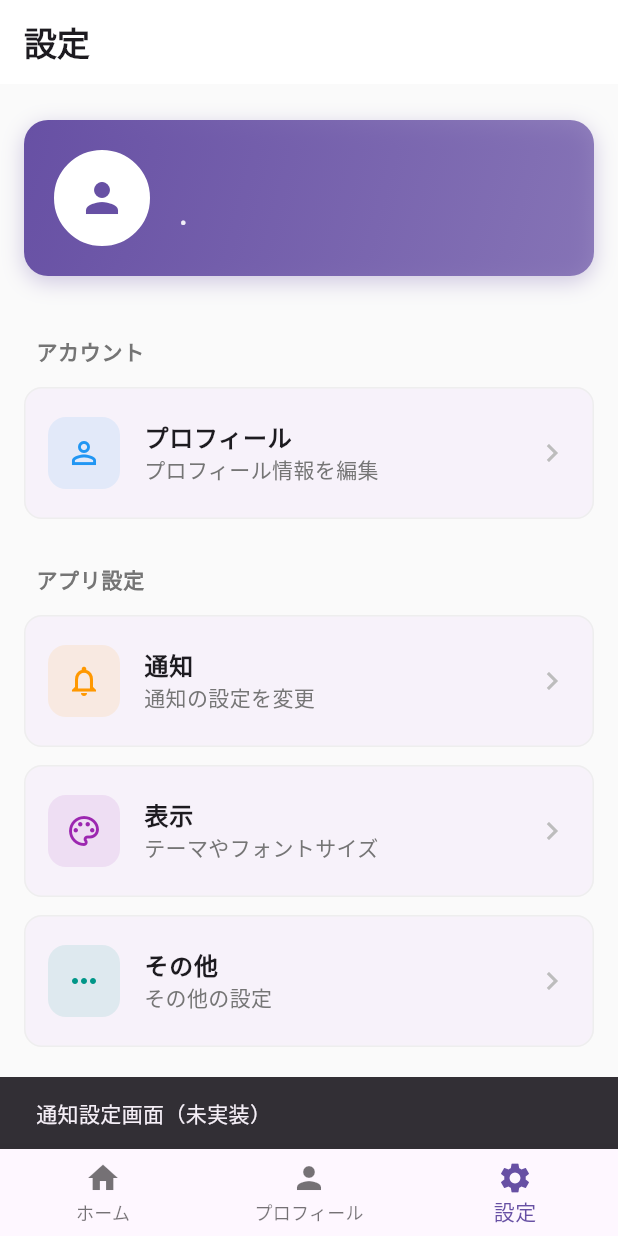
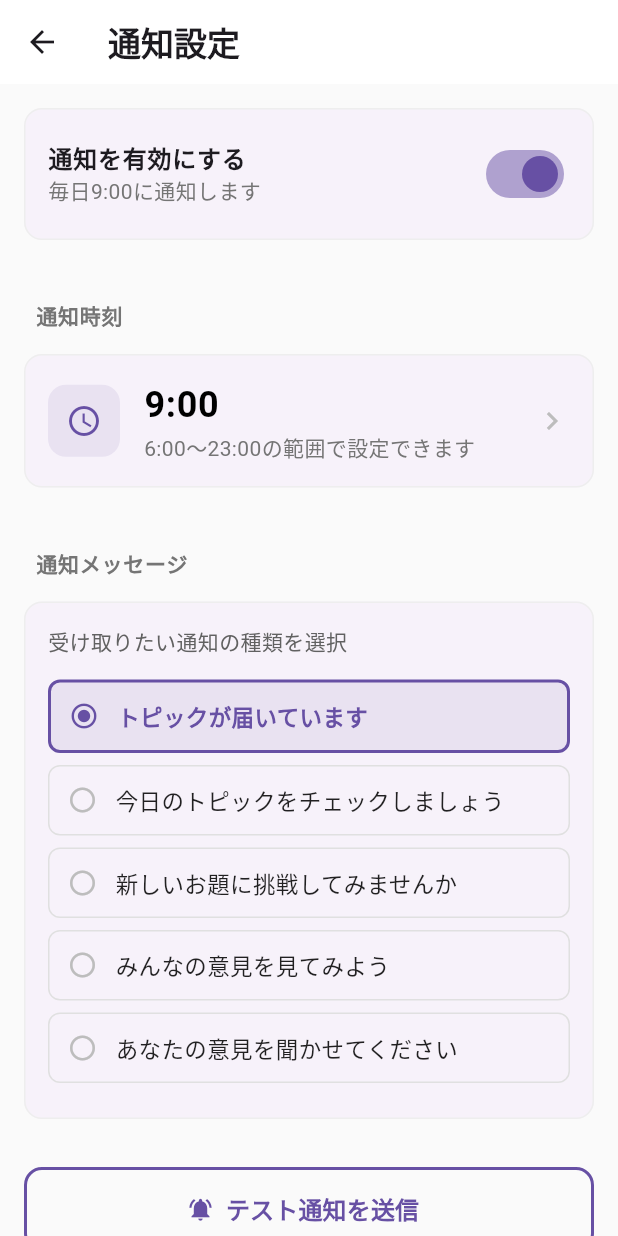
Before and after one commit to oto1720/2025_tyarekyara, a Flutter app: the SettingsScreen screen opened by its route, after a tap on "通知", on a phone screen of 412 x 824 dp. Run offline on Flutter 3.47's test engine with Material 3 defaults, Android fonts, the phone set to English and light mode, and no system bars; our stand-ins replace cloud_firestore, firebase_auth, firebase_core, firebase_storage, flutter_local_notifications, flutter_riverpod and 6 more; accounts and stored records are empty.

Commit message:
[feat]通知設定を作成 #37

```diff
--- a/lib/core/route/app_router.dart
+++ b/lib/core/route/app_router.dart
@@ -7,6 +7,7 @@ import 'package:tyarekyara/feature/auth/presentaion/pages/login.dart';
 import 'package:tyarekyara/feature/auth/presentaion/pages/signup_page.dart';
 import 'package:tyarekyara/feature/auth/presentaion/pages/profile_setup_page.dart';
 import 'package:tyarekyara/feature/guide/presentaion/pages/tutorial_page.dart';
+import 'package:tyarekyara/feature/settings/presentation/pages/notice_screen.dart';
 
 // ルーティング設定
 // 新しい画面を追加する場合：
@@ -39,6 +40,12 @@ final GoRouter router = GoRouter(
       path: '/tutorial',
       pageBuilder: (context, state) => const NoTransitionPage(
         child: TutorialPage(),
+      ),
+    ),
+    GoRoute(
+      path: '/notice',
+      pageBuilder: (context, state) => const NoTransitionPage(
+        child: NoticeScreen(),
       ),
     ),
     // メインアプリ（BottomNavigation あり）
--- /dev/null
+++ b/lib/feature/settings/models/notification_settings.dart
@@ -0,0 +1,28 @@
+import 'package:freezed_annotation/freezed_annotation.dart';
+
+part 'notification_settings.freezed.dart';
+part 'notification_settings.g.dart';
+
+@freezed
+class NotificationSettings with _$NotificationSettings {
+  const factory NotificationSettings({
+    @Default(true) bool isEnabled,
+    @Default(9) int hour,
+    @Default(0) int minute,
+    @Default('トピックが届いています') String message,
+  }) = _NotificationSettings;
+
+  factory NotificationSettings.fromJson(Map<String, dynamic> json) =>
+      _$NotificationSettingsFromJson(json);
+}
+
+/// 通知メッセージのプリセット
+class NotificationMessages {
+  static const List<String> messages = [
+    'トピックが届いています',
+    '今日のトピックをチェックしましょう',
+    '新しいお題に挑戦してみませんか',
+    'みんなの意見を見てみよう',
+    'あなたの意見を聞かせてください',
+  ];
+}
--- /dev/null
+++ b/lib/feature/settings/presentation/pages/notice_screen.dart
@@ -0,0 +1,388 @@
+import 'package:flutter/material.dart';
+import 'package:flutter_riverpod/flutter_riverpod.dart';
+import '../../models/notification_settings.dart';
+import '../../providers/notification_provider.dart';
+
+class NoticeScreen extends ConsumerWidget {
+  const NoticeScreen({super.key});
+
+  Future<void> _selectTime(
+    BuildContext context,
+    WidgetRef ref,
+    int currentHour,
+    int currentMinute,
+  ) async {
+    final TimeOfDay? picked = await showTimePicker(
+      context: context,
+      initialTime: TimeOfDay(hour: currentHour, minute: currentMinute),
+      builder: (context, child) {
+        return MediaQuery(
+          data: MediaQuery.of(context).copyWith(alwaysUse24HourFormat: true),
+          child: child!,
+        );
+      },
+      initialEntryMode: TimePickerEntryMode.input,
+      helpText: '通知時刻を選択',
+      hourLabelText: '時',
+      minuteLabelText: '分',
+    );
+
+    if (picked != null) {
+      // 6:00-23:00の範囲内かチェック
+      if (picked.hour >= 6 && picked.hour <= 23) {
+        await ref
+            .read(notificationSettingsProvider.notifier)
+            .updateTime(picked.hour, picked.minute);
+      } else {
+        if (context.mounted) {
+          ScaffoldMessenger.of(context).showSnackBar(
+            const SnackBar(
+              content: Text('通知時刻は6:00〜23:00の範囲で設定してください'),
+              backgroundColor: Colors.orange,
+            ),
+          );
+        }
+      }
+    }
+  }
+
+  @override
+  Widget build(BuildContext context, WidgetRef ref) {
+    final settings = ref.watch(notificationSettingsProvider);
+
+    return Scaffold(
+      backgroundColor: Colors.grey[50],
+      appBar: AppBar(
+        title: const Text(
+          '通知設定',
+          style: TextStyle(
+            fontWeight: FontWeight.bold,
+          ),
+        ),
+        backgroundColor: Colors.white,
+        elevation: 0,
+        centerTitle: false,
+      ),
+      body: SafeArea(
+        child: SingleChildScrollView(
+          child: Column(
+            crossAxisAlignment: CrossAxisAlignment.start,
+            children: [
+              const SizedBox(height: 8),
+
+              // 通知ON/OFF
+              Card(
+                margin: const EdgeInsets.symmetric(horizontal: 16, vertical: 8),
+                elevation: 0,
+                shape: RoundedRectangleBorder(
+                  borderRadius: BorderRadius.circular(12),
+                  side: BorderSide(
+                    color: Colors.grey[200]!,
+                    width: 1,
+                  ),
+                ),
+                child: SwitchListTile(
+                  value: settings.isEnabled,
+                  onChanged: (value) async {
+                    await ref
+                        .read(notificationSettingsProvider.notifier)
+                        .toggleNotification(value);
+
+                    if (context.mounted) {
+                      ScaffoldMessenger.of(context).showSnackBar(
+                        SnackBar(
+                          content: Text(
+                            value ? '通知をオンにしました' : '通知をオフにしました',
+                          ),
+                          backgroundColor: Colors.green,
+                        ),
+                      );
+                    }
+                  },
+                  title: const Text(
+                    '通知を有効にする',
+                    style: TextStyle(
+                      fontSize: 16,
+                      fontWeight: FontWeight.w600,
+                    ),
+                  ),
+                  subtitle: Text(
+                    settings.isEnabled
+                        ? '毎日${settings.hour}:${settings.minute.toString().padLeft(2, '0')}に通知します'
+                        : '通知は無効です',
+                    style: TextStyle(
+                      fontSize: 14,
+                      color: Colors.grey[600],
+                    ),
+                  ),
+                  contentPadding: const EdgeInsets.symmetric(
+                    horizontal: 16,
+                    vertical: 8,
+                  ),
+                  activeColor: Theme.of(context).primaryColor,
+                ),
+              ),
+
+              const SizedBox(height: 16),
+
+              // 通知時刻設定
+              Padding(
+                padding: const EdgeInsets.fromLTRB(24, 16, 24, 8),
+                child: Text(
+                  '通知時刻',
+                  style: TextStyle(
+                    fontSize: 14,
+                    fontWeight: FontWeight.w600,
+                    color: Colors.grey[600],
+                    letterSpacing: 0.5,
+                  ),
+                ),
+              ),
+
+              Card(
+                margin: const EdgeInsets.symmetric(horizontal: 16, vertical: 8),
+                elevation: 0,
+                shape: RoundedRectangleBorder(
+                  borderRadius: BorderRadius.circular(12),
+                  side: BorderSide(
+                    color: Colors.grey[200]!,
+                    width: 1,
+                  ),
+                ),
+                child: ListTile(
+                  enabled: settings.isEnabled,
+                  onTap: settings.isEnabled
+                      ? () => _selectTime(
+                            context,
+                            ref,
+                            settings.hour,
+                            settings.minute,
+                          )
+                      : null,
+                  contentPadding: const EdgeInsets.symmetric(
+                    horizontal: 16,
+                    vertical: 8,
+                  ),
+                  leading: Container(
+                    width: 48,
+                    height: 48,
+                    decoration: BoxDecoration(
+                      color: settings.isEnabled
+                          ? Theme.of(context).primaryColor.withValues(alpha: 0.1)
+                          : Colors.grey[200],
+                      borderRadius: BorderRadius.circular(12),
+                    ),
+                    child: Icon(
+                      Icons.access_time,
+                      color: settings.isEnabled
+                          ? Theme.of(context).primaryColor
+                          : Colors.grey[400],
+                      size: 24,
+                    ),
+                  ),
+                  title: Text(
+                    '${settings.hour}:${settings.minute.toString().padLeft(2, '0')}',
+                    style: TextStyle(
+                      fontSize: 24,
+                      fontWeight: FontWeight.bold,
+                      color: settings.isEnabled ? Colors.black : Colors.grey,
+                    ),
+                  ),
+                  subtitle: Text(
+                    '6:00〜23:00の範囲で設定できます',
+                    style: TextStyle(
+                      fontSize: 14,
+                      color: Colors.grey[600],
+                    ),
+                  ),
+                  trailing: Icon(
+                    Icons.chevron_right,
+                    color: settings.isEnabled ? Colors.grey[400] : Colors.grey[300],
+                  ),
+                ),
+              ),
+
+              const SizedBox(height: 16),
+
+              // 通知メッセージ
+              Padding(
+                padding: const EdgeInsets.fromLTRB(24, 16, 24, 8),
+                child: Text(
+                  '通知メッセージ',
+                  style: TextStyle(
+                    fontSize: 14,
+                    fontWeight: FontWeight.w600,
+                    color: Colors.grey[600],
+                    letterSpacing: 0.5,
+                  ),
+                ),
+              ),
+
+              Card(
+                margin: const EdgeInsets.symmetric(horizontal: 16, vertical: 8),
+                elevation: 0,
+                shape: RoundedRectangleBorder(
+                  borderRadius: BorderRadius.circular(12),
+                  side: BorderSide(
+                    color: Colors.grey[200]!,
+                    width: 1,
+                  ),
+                ),
+                child: Padding(
+                  padding: const EdgeInsets.all(16),
+                  child: Column(
+                    crossAxisAlignment: CrossAxisAlignment.start,
+                    children: [
+                      Text(
+                        '受け取りたい通知の種類を選択',
+                        style: TextStyle(
+                          fontSize: 14,
+                          color: Colors.grey[700],
+                          fontWeight: FontWeight.w500,
+                        ),
+                      ),
+                      const SizedBox(height: 16),
+                      ...NotificationMessages.messages.map((message) {
+                        final isSelected = settings.message == message;
+                        return Padding(
+                          padding: const EdgeInsets.only(bottom: 8),
+                          child: InkWell(
+                            onTap: settings.isEnabled
+                                ? () async {
+                                    await ref
+                                        .read(notificationSettingsProvider.notifier)
+                                        .updateMessage(message);
+                                  }
+                                : null,
+                            borderRadius: BorderRadius.circular(8),
+                            child: Container(
+                              padding: const EdgeInsets.symmetric(
+                                horizontal: 12,
+                                vertical: 12,
+                              ),
+                              decoration: BoxDecoration(
+                                color: isSelected
+                                    ? Theme.of(context)
+                                        .primaryColor
+                                        .withValues(alpha: 0.1)
+                                    : Colors.transparent,
+                                borderRadius: BorderRadius.circular(8),
+                                border: Border.all(
+                                  color: isSelected
+                                      ? Theme.of(context).primaryColor
+                                      : Colors.grey[300]!,
+                                  width: isSelected ? 2 : 1,
+                                ),
+                              ),
+                              child: Row(
+                                children: [
+                                  Icon(
+                                    isSelected
+                                        ? Icons.radio_button_checked
+                                        : Icons.radio_button_unchecked,
+                                    color: isSelected
+                                        ? Theme.of(context).primaryColor
+                                        : Colors.grey[400],
+                                    size: 20,
+                                  ),
+                                  const SizedBox(width: 12),
+                                  Expanded(
+                                    child: Text(
+                                      message,
+                                      style: TextStyle(
+                                        fontSize: 15,
+                                        color: settings.isEnabled
+                                            ? (isSelected
+                                                ? Theme.of(context).primaryColor
+                                                : Colors.black87)
+                                            : Colors.grey,
+                                        fontWeight: isSelected
+                                            ? FontWeight.w600
+                                            : FontWeight.normal,
+                                      ),
+                                    ),
+                                  ),
+                                ],
+                              ),
+                            ),
+                          ),
+                        );
+                      }),
+                    ],
+                  ),
+                ),
+              ),
+
+              const SizedBox(height: 24),
+
+              // テスト通知ボタン
+              Padding(
+                padding: const EdgeInsets.symmetric(horizontal: 16),
+                child: SizedBox(
+                  width: double.infinity,
+                  height: 56,
+                  child: OutlinedButton.icon(
+                    onPressed: settings.isEnabled
+                        ? () async {
+                            await ref
+                                .read(notificationSettingsProvider.notifier)
+                                .sendTestNotification();
+
+                            if (context.mounted) {
+                              ScaffoldMessenger.of(context).showSnackBar(
+                                const SnackBar(
+                                  content: Text('テスト通知を送信しました'),
+                                  backgroundColor: Colors.green,
+                                  duration: Duration(seconds: 2),
+                                ),
+                              );
+                            }
+                          }
+                        : null,
+                    icon: const Icon(Icons.notifications_active),
+                    label: const Text(
+                      'テスト通知を送信',
+                      style: TextStyle(
+                        fontSize: 16,
+                        fontWeight: FontWeight.w600,
+                      ),
+                    ),
+                    style: OutlinedButton.styleFrom(
+                      foregroundColor: Theme.of(context).primaryColor,
+                      side: BorderSide(
+                        color: settings.isEnabled
+                            ? Theme.of(context).primaryColor
+                            : Colors.grey[300]!,
+                        width: 2,
+                      ),
+                      shape: RoundedRectangleBorder(
+                        borderRadius: BorderRadius.circular(12),
+                      ),
+                    ),
+                  ),
+                ),
+              ),
+
+              const SizedBox(height: 16),
+
+              // 説明テキスト
+              Padding(
+                padding: const EdgeInsets.symmetric(horizontal: 24),
+                child: Text(
+                  '※ 通知は毎日設定した時刻に届きます。\n※ アプリを終了していても通知は届きます。',
+                  style: TextStyle(
+                    fontSize: 13,
+                    color: Colors.grey[600],
+                    height: 1.5,
+                  ),
+                ),
+              ),
+
+              const SizedBox(height: 32),
+            ],
+          ),
+        ),
+      ),
+    );
+  }
+}
--- a/lib/feature/settings/presentation/pages/settings_screen.dart
+++ b/lib/feature/settings/presentation/pages/settings_screen.dart
@@ -175,10 +175,7 @@ class SettingsScreen extends ConsumerWidget {
                 subtitle: '通知の設定を変更',
                 iconColor: Colors.orange,
                 onTap: () {
-                  // TODO: 通知設定画面へ遷移
-                  ScaffoldMessenger.of(context).showSnackBar(
-                    const SnackBar(content: Text('通知設定画面（未実装）')),
-                  );
+                  context.push('/notice');
                 },
               ),
               SettingItem(
--- /dev/null
+++ b/lib/feature/settings/providers/notification_provider.dart
@@ -0,0 +1,103 @@
+import 'dart:convert';
+import 'package:flutter_riverpod/flutter_riverpod.dart';
+import 'package:riverpod/riverpod.dart';
+import 'package:shared_preferences/shared_preferences.dart';
+import 'package:flutter_local_notifications/flutter_local_notifications.dart';
+import '../models/notification_settings.dart';
+import '../services/notification_service.dart';
+
+/// 通知サービスのプロバイダー
+final notificationServiceProvider = Provider<NotificationService>((ref) {
+  return NotificationService();
+});
+
+/// 通知設定を管理するNotifier
+class NotificationSettingsNotifier extends Notifier<NotificationSettings> {
+  late final NotificationService _notificationService;
+  static const String _storageKey = 'notification_settings';
+
+  @override
+  NotificationSettings build() {
+    _notificationService = ref.read(notificationServiceProvider);
+    _loadSettings();
+    _initializeNotificationService();
+    return const NotificationSettings();
+  }
+
+  /// 通知サービスを初期化
+  Future<void> _initializeNotificationService() async {
+    await _notificationService.initialize();
+    await _notificationService.requestPermission();
+  }
+
+  /// 設定をSharedPreferencesから読み込む
+  Future<void> _loadSettings() async {
+    try {
+      final prefs = await SharedPreferences.getInstance();
+      final jsonString = prefs.getString(_storageKey);
+
+      if (jsonString != null) {
+        final json = jsonDecode(jsonString) as Map<String, dynamic>;
+        state = NotificationSettings.fromJson(json);
+
+        // 通知をスケジュール
+        await _notificationService.scheduleDailyNotification(state);
+      } else {
+        // 初回起動時：デフォルト設定で通知をスケジュール
+        await _notificationService.scheduleDailyNotification(state);
+        await _saveSettings();
+      }
+    } catch (e) {
+      print('設定の読み込みに失敗しました: $e');
+    }
+  }
+
+  /// 設定をSharedPreferencesに保存
+  Future<void> _saveSettings() async {
+    try {
+      final prefs = await SharedPreferences.getInstance();
+      final jsonString = jsonEncode(state.toJson());
+      await prefs.setString(_storageKey, jsonString);
+    } catch (e) {
+      print('設定の保存に失敗しました: $e');
+      rethrow;
+    }
+  }
+
+  /// 通知のON/OFFを切り替え
+  Future<void> toggleNotification(bool isEnabled) async {
+    state = state.copyWith(isEnabled: isEnabled);
+    await _saveSettings();
+    await _notificationService.scheduleDailyNotification(state);
+  }
+
+  /// 通知時刻を変更
+  Future<void> updateTime(int hour, int minute) async {
+    state = state.copyWith(hour: hour, minute: minute);
+    await _saveSettings();
+    await _notificationService.scheduleDailyNotification(state);
+  }
+
+  /// 通知メッセージを変更
+  Future<void> updateMessage(String message) async {
+    state = state.copyWith(message: message);
+    await _saveSettings();
+    await _notificationService.scheduleDailyNotification(state);
+  }
+
+  /// テスト通知を送信
+  Future<void> sendTestNotification() async {
+    await _notificationService.showTestNotification(state.message);
+  }
+
+  /// スケジュールされた通知を確認（デバッグ用）
+  Future<List<PendingNotificationRequest>> getPendingNotifications() async {
+    return await _notificationService.getPendingNotifications();
+  }
+}
+
+/// 通知設定のプロバイダー
+final notificationSettingsProvider =
+    NotifierProvider<NotificationSettingsNotifier, NotificationSettings>(
+  NotificationSettingsNotifier.new,
+);
--- /dev/null
+++ b/lib/feature/settings/services/notification_service.dart
@@ -0,0 +1,165 @@
+import 'package:flutter_local_notifications/flutter_local_notifications.dart';
+import 'package:timezone/timezone.dart' as tz;
+import 'package:timezone/data/latest_all.dart' as tz;
+import '../models/notification_settings.dart';
+
+/// ローカル通知を管理するサービス
+class NotificationService {
+  static final NotificationService _instance = NotificationService._internal();
+  factory NotificationService() => _instance;
+  NotificationService._internal();
+
+  final FlutterLocalNotificationsPlugin _notifications =
+      FlutterLocalNotificationsPlugin();
+
+  bool _isInitialized = false;
+
+  /// 通知サービスを初期化
+  Future<void> initialize() async {
+    if (_isInitialized) return;
+
+    // タイムゾーンデータを初期化
+    tz.initializeTimeZones();
+    tz.setLocalLocation(tz.getLocation('Asia/Tokyo'));
+
+    // Android設定
+    const androidSettings = AndroidInitializationSettings('@mipmap/ic_launcher');
+
+    // iOS設定
+    const iosSettings = DarwinInitializationSettings(
+      requestAlertPermission: true,
+      requestBadgePermission: true,
+      requestSoundPermission: true,
+    );
+
+    const initializationSettings = InitializationSettings(
+      android: androidSettings,
+      iOS: iosSettings,
+    );
+
+    await _notifications.initialize(
+      initializationSettings,
+      onDidReceiveNotificationResponse: _onNotificationTapped,
+    );
+
+    _isInitialized = true;
+  }
+
+  /// 通知がタップされた時の処理
+  void _onNotificationTapped(NotificationResponse response) {
+    // TODO: 通知タップ時の処理（例：特定の画面に遷移）
+    print('Notification tapped: ${response.payload}');
+  }
+
+  /// 通知権限をリクエスト
+  Future<bool> requestPermission() async {
+    final androidImplementation =
+        _notifications.resolvePlatformSpecificImplementation<
+            AndroidFlutterLocalNotificationsPlugin>();
+
+    if (androidImplementation != null) {
+      final granted = await androidImplementation.requestNotificationsPermission();
+      return granted ?? false;
+    }
+
+    final iosImplementation =
+        _notifications.resolvePlatformSpecificImplementation<
+            IOSFlutterLocalNotificationsPlugin>();
+
+    if (iosImplementation != null) {
+      final granted = await iosImplementation.requestPermissions(
+        alert: true,
+        badge: true,
+        sound: true,
+      );
+      return granted ?? false;
+    }
+
+    return true;
+  }
+
+  /// 毎日の通知をスケジュール
+  Future<void> scheduleDailyNotification(NotificationSettings settings) async {
+    if (!settings.isEnabled) {
+      await cancelAllNotifications();
+      return;
+    }
+
+    await _notifications.cancel(0); // 既存の通知をキャンセル
+
+    final now = tz.TZDateTime.now(tz.local);
+    var scheduledDate = tz.TZDateTime(
+      tz.local,
+      now.year,
+      now.month,
+      now.day,
+      settings.hour,
+      settings.minute,
+    );
+
+    // 指定時刻が既に過ぎている場合は明日にスケジュール
+    if (scheduledDate.isBefore(now)) {
+      scheduledDate = scheduledDate.add(const Duration(days: 1));
+    }
+
+    await _notifications.zonedSchedule(
+      0, // 通知ID
+      'チャレキャラ', // 通知タイトル
+      settings.message, // 通知本文
+      scheduledDate,
+      NotificationDetails(
+        android: AndroidNotificationDetails(
+          'daily_notification',
+          '毎日の通知',
+          channelDescription: '毎日決まった時間に通知を受け取ります',
+          importance: Importance.high,
+          priority: Priority.high,
+          icon: '@mipmap/ic_launcher',
+        ),
+        iOS: const DarwinNotificationDetails(
+          presentAlert: true,
+          presentBadge: true,
+          presentSound: true,
+        ),
+      ),
+      androidScheduleMode: AndroidScheduleMode.exactAllowWhileIdle,
+      uiLocalNotificationDateInterpretation:
+          UILocalNotificationDateInterpretation.absoluteTime,
+      matchDateTimeComponents: DateTimeComponents.time, // 毎日同じ時刻に繰り返す
+    );
+  }
+
+  /// すべての通知をキャンセル
+  Future<void> cancelAllNotifications() async {
+    await _notifications.cancelAll();
+  }
+
+  /// テスト通知を即座に表示
+  Future<void> showTestNotification(String message) async {
+    await _notifications.show(
+      999, // テスト通知用ID
+      'チャレキャラ',
+      message,
+      const NotificationDetails(
+        android: AndroidNotificationDetails(
+          'test_notification',
+          'テスト通知',
+          channelDescription: '通知のテスト用',
+          importance: Importance.high,
+          priority: Priority.high,
+          icon: '@mipmap/ic_launcher',
+        ),
+        iOS: DarwinNotificationDetails(
+          presentAlert: true,
+          presentBadge: true,
+          presentSound: true,
+        ),
+      ),
+    );
+  }
+
+  /// スケジュールされた通知を取得（デバッグ用）
+  Future<List<PendingNotificationRequest>> getPendingNotifications() async {
+    return await _notifications.pendingNotificationRequests();
+  }
+}
--- a/pubspec.yaml
+++ b/pubspec.yaml
@@ -37,6 +37,8 @@ dependencies:
   firebase_analytics:
   firebase_storage:
   image_picker:
+  flutter_local_notifications: ^18.0.1
+  timezone: ^0.9.2
 
   # The following adds the Cupertino Icons font to your application.
   # Use with the CupertinoIcons class for iOS style icons.
```
Also changed, not shown: lib/feature/settings/models/notification_settings.freezed.dart (added), lib/feature/settings/models/notification_settings.g.dart (added), pubspec.lock, 1 other file.
